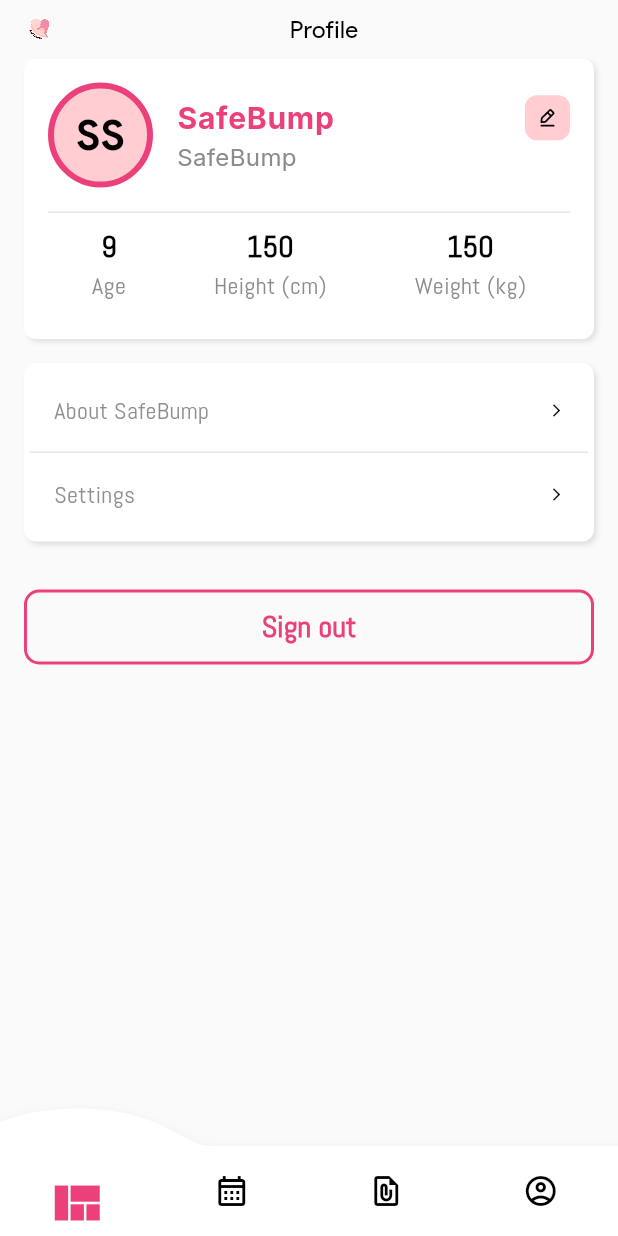
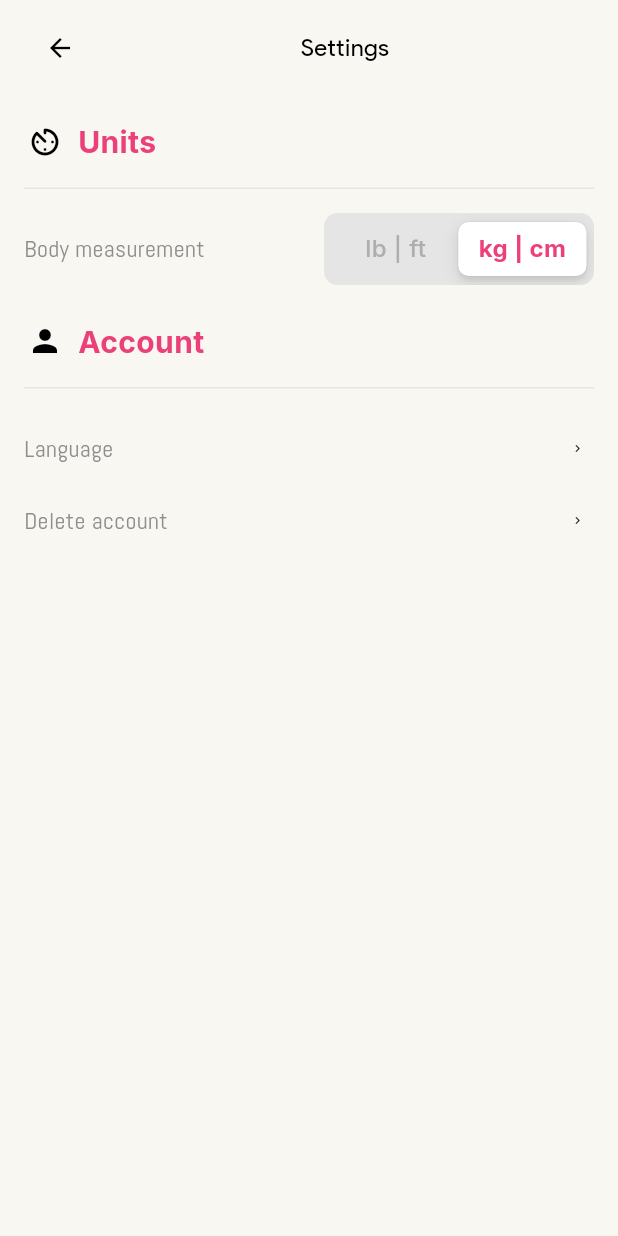
Before and after one commit to dustin-goldenowl/safebump, a Flutter app: the ProfileScreen screen opened by its route, after a tap on "Settings", on a phone screen of 412 x 824 dp. Run offline on Flutter 3.47's test engine with Material 3 defaults, Android fonts, the phone set to English and light mode, and no system bars; drawn by our look-alikes of convex_bottom_bar; our stand-ins replace bloc, bot_toast, cached_network_image, cloud_firestore, drift, equatable and 17 more; missing offline and left inert: board_datetime_picker; accounts and stored records are empty; generated files the repository leaves out were written again.

Commit message:
Add setting UI

```diff
--- a/lib/src/feature/edit_profile/widget/unit_segment.dart
+++ b/lib/src/feature/edit_profile/widget/unit_segment.dart
@@ -70,7 +70,7 @@ class XUnitsSegment extends StatelessWidget {
                     ),
                   )
                 : Text(
-                    imperialText ?? S.of(context).metric,
+                    metricText ?? S.of(context).metric,
                     style: TextStyle(
                         fontFamily: FontFamily.inter,
                         fontSize: AppFontSize.f16,
--- a/lib/src/feature/profile/view/profile_screen.dart
+++ b/lib/src/feature/profile/view/profile_screen.dart
@@ -197,7 +197,7 @@ class _ProfileScreenState extends State<ProfileScreen>
               lastItem: true,
               iconPath: Icons.arrow_forward_ios_outlined,
               onTap: () {
-                // TODO: Add navigation
+                AppCoordinator.showSettingScreen();
               },
             ),
           ],
--- /dev/null
+++ b/lib/src/feature/setting/view/setting_screen.dart
@@ -0,0 +1,164 @@
+import 'package:flutter/material.dart';
+import 'package:safebump/gen/fonts.gen.dart';
+import 'package:safebump/src/feature/edit_profile/widget/unit_segment.dart';
+import 'package:safebump/src/feature/setting/widget/unit_segment_with_title.dart';
+import 'package:safebump/src/localization/localization_utils.dart';
+import 'package:safebump/src/router/coordinator.dart';
+import 'package:safebump/src/theme/colors.dart';
+import 'package:safebump/src/theme/value.dart';
+import 'package:safebump/src/utils/padding_utils.dart';
+import 'package:safebump/widget/appbar/appbar_dashboard.dart';
+import 'package:safebump/widget/card/card_item_with_icon.dart';
+import 'package:safebump/widget/separator/solid_separator.dart';
+
+class SettingsScreen extends StatefulWidget {
+  const SettingsScreen({Key? key}) : super(key: key);
+
+  @override
+  State<SettingsScreen> createState() => _SettingsScreenState();
+}
+
+class _SettingsScreenState extends State<SettingsScreen>
+    with WidgetsBindingObserver {
+  @override
+  void initState() {
+    super.initState();
+    WidgetsBinding.instance.addObserver(this);
+  }
+
+  @override
+  void dispose() {
+    WidgetsBinding.instance.removeObserver(this);
+    super.dispose();
+  }
+
+  @override
+  Widget build(BuildContext context) {
+    return GestureDetector(
+      onTap: () => FocusScope.of(context).unfocus(),
+      child: Scaffold(
+        backgroundColor: AppColors.background,
+        body: _renderBody(),
+      ),
+    );
+  }
+
+  _onSelectUnitSection(MeasurementUnitType? type) async {
+    //TODO: And unit
+  }
+
+  Widget _renderBody() {
+    return SafeArea(
+      child: Padding(
+        padding: const EdgeInsets.symmetric(horizontal: AppPadding.p16),
+        child: SingleChildScrollView(
+          child: Column(
+            children: [
+              _renderAppBar(),
+              const SizedBox(height: AppSize.s24),
+              _renderUnits(),
+              _renderAccount()
+            ],
+          ),
+        ),
+      ),
+    );
+  }
+
+  Widget _renderAppBar() {
+    return XAppBarDashboard(
+      title: S.of(context).settings,
+      isTitleCenter: true,
+      leading: IconButton(
+          onPressed: () {
+            AppCoordinator.pop();
+          },
+          icon: const Icon(
+            Icons.arrow_back,
+            size: AppSize.s20,
+          )),
+    );
+  }
+
+  Widget _renderBodyMeasurementUnit() {
+    return XUnitSegmentWithTitle(
+        title: S.of(context).bodyMeasurement,
+        unitType: MeasurementUnitType.metric,
+        metricText: S.of(context).kgCm,
+        imperialText: S.of(context).lbFt,
+        onTap: _onSelectUnitSection);
+  }
+
+  Widget _renderUnits() {
+    return Column(
+      crossAxisAlignment: CrossAxisAlignment.stretch,
+      children: [
+        _renderIconWithTitle(Icons.av_timer_rounded, S.of(context).units),
+        XPaddingUtils.verticalPadding(height: AppPadding.p16),
+        _renderBodyMeasurementUnit(),
+        XPaddingUtils.verticalPadding(height: AppPadding.p23),
+      ],
+    );
+  }
+
+  Widget _renderAccount() {
+    return Column(
+      children: [
+        _renderIconWithTitle(
+          Icons.person,
+          S.of(context).account,
+        ),
+        XPaddingUtils.verticalPadding(height: AppPadding.p16),
+        SizedBox(
+          height: AppSize.s48,
+          child: XCardItemWithIcon(
+              text: S.of(context).language,
+              iconPath: Icons.keyboard_arrow_right_rounded,
+              paddingItem: const EdgeInsets.only(right: AppPadding.p6),
+              onTap: () {
+                // TODO: Show model bottom sheet change language
+              }),
+        ),
+        SizedBox(
+          height: AppSize.s48,
+          child: XCardItemWithIcon(
+              text: S.of(context).deleteAccount,
+              iconPath: Icons.keyboard_arrow_right_rounded,
+              paddingItem: const EdgeInsets.only(right: AppPadding.p6),
+              onTap: () {
+                // TODO: Show delete account pop up
+              }),
+        ),
+        XPaddingUtils.verticalPadding(height: AppPadding.p23),
+      ],
+    );
+  }
+
+  Widget _renderIconWithTitle(IconData icon, String title) {
+    return Column(
+      children: [
+        Row(
+          children: [
+            Padding(
+                padding: const EdgeInsets.only(
+                  left: AppPadding.p2,
+                  right: AppPadding.p10,
+                ),
+                child: Icon(icon)),
+            Text(
+              title,
+              style: const TextStyle(
+                fontFamily: FontFamily.inter,
+                fontWeight: FontWeight.bold,
+                color: AppColors.primary,
+                fontSize: AppFontSize.f20,
+              ),
+            ),
+          ],
+        ),
+        XPaddingUtils.verticalPadding(height: AppPadding.p16),
+        const XSolidSeparator(),
+      ],
+    );
+  }
+}
--- /dev/null
+++ b/lib/src/feature/setting/widget/unit_segment_with_title.dart
@@ -0,0 +1,52 @@
+import 'package:flutter/material.dart';
+import 'package:safebump/gen/fonts.gen.dart';
+import 'package:safebump/src/feature/edit_profile/widget/unit_segment.dart';
+import 'package:safebump/src/theme/colors.dart';
+import 'package:safebump/src/theme/value.dart';
+
+class XUnitSegmentWithTitle extends StatelessWidget {
+  final String? title;
+  final MeasurementUnitType? unitType;
+  final String? metricText;
+  final String? imperialText;
+  final void Function(MeasurementUnitType?) onTap;
+  const XUnitSegmentWithTitle(
+      {Key? key,
+      required this.unitType,
+      required this.title,
+      this.metricText,
+      this.imperialText,
+      required this.onTap})
+      : super(key: key);
+
+  @override
+  Widget build(BuildContext context) {
+    return Row(
+      crossAxisAlignment: CrossAxisAlignment.center,
+      mainAxisAlignment: MainAxisAlignment.spaceBetween,
+      children: [
+        Text(
+          title ?? "",
+          style: const TextStyle(
+            fontFamily: FontFamily.abel,
+            color: AppColors.grey,
+            fontSize: AppFontSize.f16,
+          ),
+        ),
+        SizedBox(
+          width: 180,
+          child: XUnitsSegment(
+            metricText: metricText,
+            imperialText: imperialText,
+            isLoading: false,
+            unitType: unitType,
+            onTap: (MeasurementUnitType? value) {
+              onTap(value!);
+            },
+            unselectedTextColor: AppColors.grey3,
+          ),
+        ),
+      ],
+    );
+  }
+}
--- a/lib/src/localization/app_en.arb
+++ b/lib/src/localization/app_en.arb
@@ -131,5 +131,12 @@
     "metric": "Metric",
     "done": "Done",
     "height": "Height",
-    "weight": "Weight"
+    "weight": "Weight",
+    "units":"Units",
+    "account": "Account",
+    "language": "Language",
+    "english": "English",
+    "deleteAccount": "Delete account",
+    "lbFt": "lb | ft",
+    "kgCm": "kg | cm"
 }
--- a/lib/src/router/coordinator.dart
+++ b/lib/src/router/coordinator.dart
@@ -64,4 +64,7 @@ class AppCoordinator {
         .then((value) => result = value ?? false);
     return result;
   }
+
+  static void showSettingScreen() =>
+      context.pushNamed(AppRouteNames.setting.name);
 }
--- a/lib/src/router/route_name.dart
+++ b/lib/src/router/route_name.dart
@@ -15,7 +15,8 @@ enum AppRouteNames {
   addBaby(path: '/addBaby'),
   addPregnancyBaby(path: '/addPregnancyBaby'),
   articles(path: '/articles'),
-  editProfile(path: '/editProfile');
+  editProfile(path: '/editProfile'),
+  setting(path: '/setting');
 
   const AppRouteNames({
     required this.path,
--- a/lib/src/router/router.dart
+++ b/lib/src/router/router.dart
@@ -21,6 +21,7 @@ import 'package:safebump/src/feature/forgot_password/view/enter_mail_screen.dart
 import 'package:safebump/src/feature/forgot_password/view/reset_password_screen.dart';
 import 'package:safebump/src/feature/on_boarding/view/on_boarding_view.dart';
 import 'package:safebump/src/feature/profile/view/profile_screen.dart';
+import 'package:safebump/src/feature/setting/view/setting_screen.dart';
 import 'package:safebump/src/feature/sign_in/logic/sign_in_bloc.dart';
 import 'package:safebump/src/feature/sign_in/view/sign_in_view.dart';
 import 'package:safebump/src/feature/sign_up/logic/sign_up_bloc.dart';
@@ -122,6 +123,14 @@ class AppRouter {
                     return const EditProfileScreen();
                   },
                 ),
+                GoRoute(
+                  parentNavigatorKey: AppCoordinator.navigatorKey,
+                  path: AppRouteNames.setting.subPath,
+                  name: AppRouteNames.setting.name,
+                  builder: (_, state) {
+                    return const SettingsScreen();
+                  },
+                ),
               ]),
         ],
       ),
--- a/lib/src/theme/value.dart
+++ b/lib/src/theme/value.dart
@@ -10,12 +10,14 @@ class AppSize {
   static const s14 = 14.0;
   static const s16 = 16.0;
   static const s20 = 20.0;
+  static const s24 = 24.0;
   static const s30 = 30.0;
   static const s36 = 36.0;
   static const s60 = 60.0;
   static const s70 = 70.0;
   static const s40 = 40.0;
   static const s44 = 44.0;
+  static const s48 = 48.0;
   static const s123 = 123.0;
   static const s150 = 150.0;
   static const s200 = 200.0;
@@ -23,6 +25,7 @@ class AppSize {
 
 class AppPadding {
   static const p0 = 0.0;
+  static const p2 = 2.0;
   static const p6 = 6.0;
   static const p8 = 8.0;
   static const p10 = 10.0;
```
